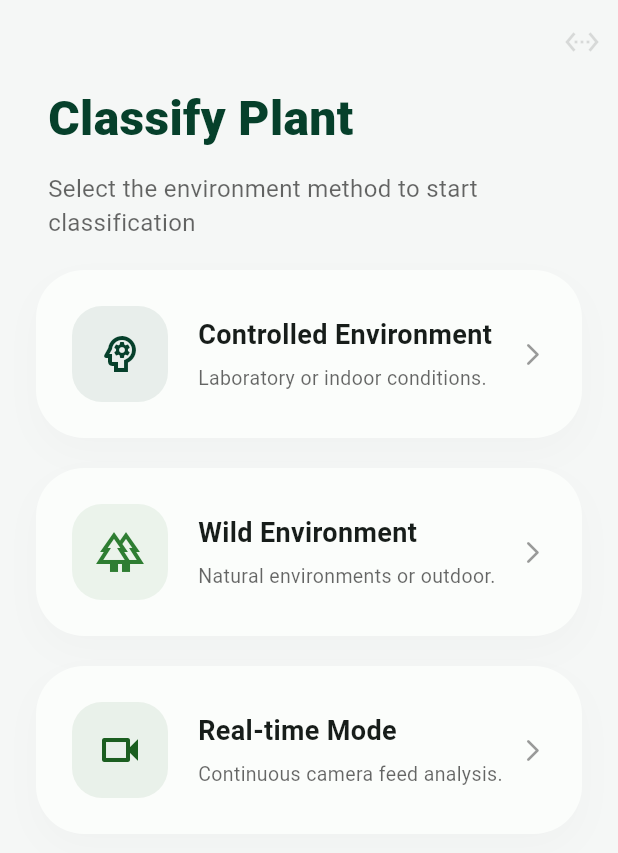
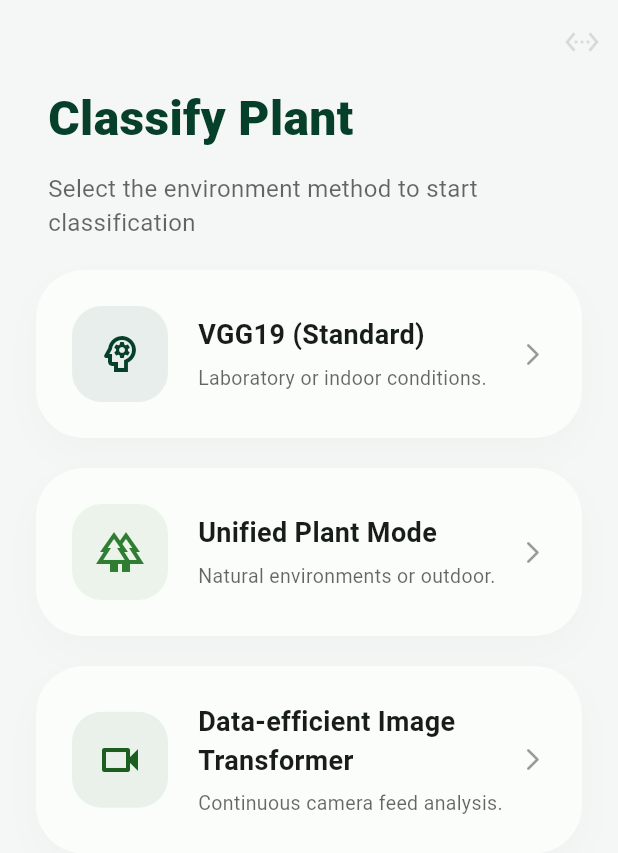
Before and after one commit to mo-masoud/smartplant, a Flutter app: the ScanScreen screen opened directly, on a phone screen of 412 x 824 dp. Shown: the top 853 px of the screen. Run offline on Flutter 3.47's test engine with Material 3 defaults, Android fonts, the phone set to English and light mode, and no system bars; our stand-ins replace camera, cloud_firestore, firebase_core, firebase_messaging, flutter_local_notifications, image_picker and 2 more; accounts and stored records are empty.

Commit message:
feat: select classifier model from plant cards and send model key to predict

```diff
--- a/lib/scan_screen.dart
+++ b/lib/scan_screen.dart
@@ -12,9 +12,7 @@ import 'app_data.dart';
 
 enum ScanStep {
   methodSelection,
-  controlledChoice,
-  wildChoice,
-  realTimeChoice,
+  choice,
   camera,
   preview,
   result,
@@ -35,6 +33,20 @@ class _ScanScreenState extends State<ScanScreen> with WidgetsBindingObserver {
   bool _isFromCamera = false;
   final ImagePicker _picker = ImagePicker();
   ScanStep _previousChoiceStep = ScanStep.methodSelection;
+
+  // The classifier model picked from the cards on the Classify Plant page.
+  // [_selectedModel] is sent as the `model` key to /predict; [_selectedModelLabel]
+  // is shown as the title on the choice and preview screens. Defaults to VGG19.
+  String _selectedModel = 'keras';
+  String _selectedModelLabel = 'VGG19 (Standard)';
+
+  void _selectModel(String apiValue, String label) {
+    setState(() {
+      _selectedModel = apiValue;
+      _selectedModelLabel = label;
+      _currentStep = ScanStep.choice;
+    });
+  }
 
   // عنوان السيرفر الافتراضي
   String _serverIp = "192.168.1.14";
@@ -110,12 +122,19 @@ class _ScanScreenState extends State<ScanScreen> with WidgetsBindingObserver {
     }
   }
 
+  bool _isChoiceStep(ScanStep step) => step == ScanStep.choice;
+
   Future<void> _requestPermissionAndStart() async {
+    final originStep = _currentStep;
     var status = await Permission.camera.request();
     if (status.isGranted) {
       await _initCameraFlow();
       if (cameras.isNotEmpty) {
-        _previousChoiceStep = _currentStep;
+        // Keep the original choice screen as the back target; don't overwrite
+        // it when re-scanning from the preview ("Scan Again").
+        if (_isChoiceStep(originStep)) {
+          _previousChoiceStep = originStep;
+        }
         _changeStep(ScanStep.camera);
       }
     }
@@ -169,6 +188,7 @@ class _ScanScreenState extends State<ScanScreen> with WidgetsBindingObserver {
   }
 
   Future<void> _pickImageFromGallery() async {
+    final originStep = _currentStep;
     try {
       final XFile? pickedFile = await _picker.pickImage(
         source: ImageSource.gallery,
@@ -178,6 +198,11 @@ class _ScanScreenState extends State<ScanScreen> with WidgetsBindingObserver {
         setState(() {
           _imageFile = pickedFile;
           _isFromCamera = false;
+          // Remember which choice screen we came from for the preview's
+          // back button; ignore re-picks made from the preview itself.
+          if (_isChoiceStep(originStep)) {
+            _previousChoiceStep = originStep;
+          }
           _currentStep = ScanStep.preview;
         });
       }
@@ -199,6 +224,7 @@ class _ScanScreenState extends State<ScanScreen> with WidgetsBindingObserver {
       var url = Uri.parse("http://95.179.253.41:8080/api/predict");
 
       var request = http.MultipartRequest('POST', url);
+      request.fields['model'] = _selectedModel;
       request.files.add(
         await http.MultipartFile.fromPath('image', _imageFile!.path),
       );
@@ -286,30 +312,12 @@ class _ScanScreenState extends State<ScanScreen> with WidgetsBindingObserver {
           theme,
           key: const ValueKey('methodSelection'),
         );
-      case ScanStep.controlledChoice:
+      case ScanStep.choice:
         return _buildChoiceView(
-          key: const ValueKey('controlledChoice'),
-          title: 'Controlled Environment',
+          key: const ValueKey('choice'),
+          title: _selectedModelLabel,
           subtitle: 'Scan or Upload',
           showGallery: true,
-          isDark: isDark,
-          theme: theme,
-        );
-      case ScanStep.wildChoice:
-        return _buildChoiceView(
-          key: const ValueKey('wildChoice'),
-          title: 'Wild Environment',
-          subtitle: 'Scan or Upload',
-          showGallery: true,
-          isDark: isDark,
-          theme: theme,
-        );
-      case ScanStep.realTimeChoice:
-        return _buildChoiceView(
-          key: const ValueKey('realTimeChoice'),
-          title: 'Real Time Classification',
-          subtitle: 'Upload an image for classification',
-          showGallery: false,
           isDark: isDark,
           theme: theme,
         );
@@ -320,9 +328,11 @@ class _ScanScreenState extends State<ScanScreen> with WidgetsBindingObserver {
           key: const ValueKey('preview'),
           imageFile: _imageFile!,
           isFromCamera: _isFromCamera,
+          title: _selectedModelLabel,
           onSelectDifferent: _isFromCamera
               ? _requestPermissionAndStart
               : _pickImageFromGallery,
+          onBack: () => _changeStep(_previousChoiceStep),
           onSubmit: _handleClassificationSubmit,
         );
       case ScanStep.result:
@@ -389,30 +399,31 @@ class _ScanScreenState extends State<ScanScreen> with WidgetsBindingObserver {
                     theme,
                     isDark,
                     icon: Icons.psychology_outlined,
-                    title: 'Controlled Environment',
+                    title: 'VGG19 (Standard)',
                     desc: 'Laboratory or indoor conditions.',
                     color: const Color(0xFF06402B),
-                    onTap: () => _changeStep(ScanStep.controlledChoice),
+                    onTap: () => _selectModel('keras', 'VGG19 (Standard)'),
                   ),
                   const SizedBox(height: 20),
                   _buildHeroMethodCard(
                     theme,
                     isDark,
                     icon: Icons.forest_outlined,
-                    title: 'Wild Environment',
+                    title: 'Unified Plant Mode',
                     desc: 'Natural environments or outdoor.',
                     color: const Color(0xFF2E7D32),
-                    onTap: () => _changeStep(ScanStep.wildChoice),
+                    onTap: () => _selectModel('nemotron', 'Unified Plant Mode'),
                   ),
                   const SizedBox(height: 20),
                   _buildHeroMethodCard(
                     theme,
                     isDark,
                     icon: Icons.videocam_outlined,
-                    title: 'Real-time Mode',
+                    title: 'Data-efficient Image Transformer',
                     desc: 'Continuous camera feed analysis.',
                     color: const Color(0xFF1B5E20),
-                    onTap: () => _changeStep(ScanStep.realTimeChoice),
+                    onTap: () =>
+                        _selectModel('nemotron-vl', 'Data-efficient Image Transformer'),
                   ),
                 ],
               ),
```
Also changed, not shown: lib/preview_screen.dart (+6 -2 lines).
